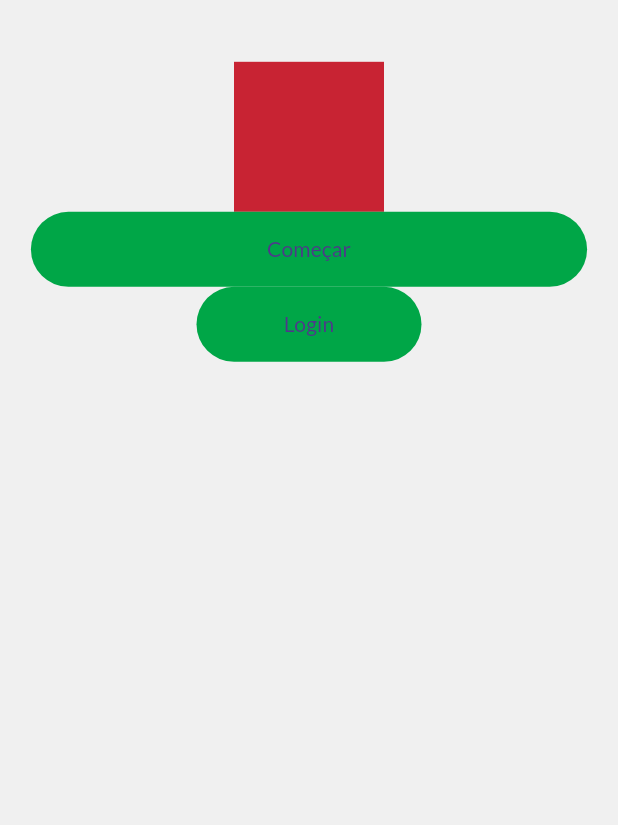
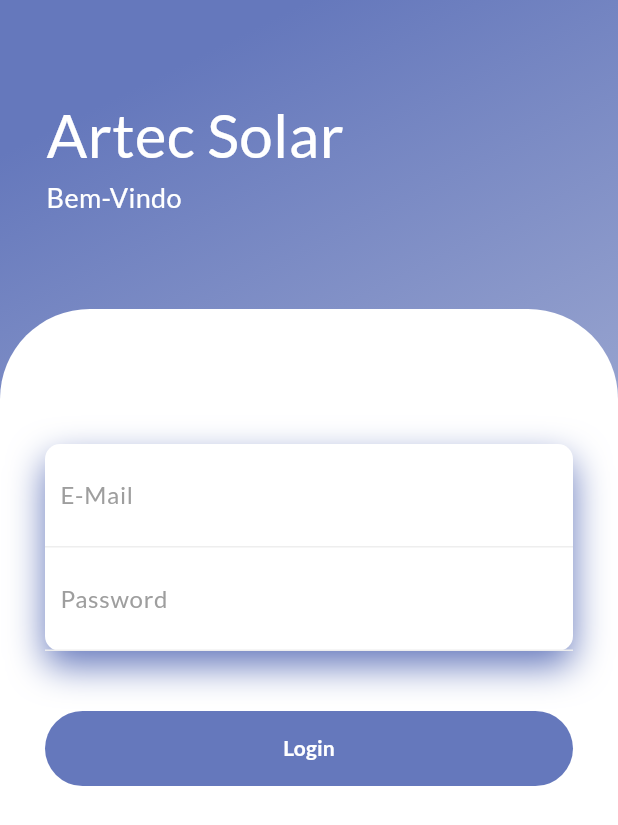
Before and after one commit to Sistema-Artec/SystemApp, a Flutter app: the screen it shows after launch, on a phone screen of 412 x 824 dp. Shown: the top 825 px of the screen. Run offline on Flutter 3.47's test engine with Material 3 defaults, Android fonts, the phone set to English and light mode, and no system bars; our stand-ins replace equatable, flutter_bloc, google_fonts.

Commit message:
tela inicial login (layout)

```diff
--- a/lib/main.dart
+++ b/lib/main.dart
@@ -14,7 +14,7 @@ class MainApp extends StatelessWidget {
   Widget build(BuildContext context) {
     return MaterialApp(
       // debugShowCheckedModeBanner: false,
-      initialRoute: AppRoutes.authenticationScreen,
+      initialRoute: AppRoutes.loginScreen,
       onGenerateRoute: RouteGenerator.generateRoute,
       theme: ThemeData(
         scaffoldBackgroundColor: AppColors.backgroundColor,
--- a/lib/settings/app_colors.dart
+++ b/lib/settings/app_colors.dart
@@ -2,8 +2,8 @@ part of 'app_config.dart';
 
 abstract class AppColors {
   static const Color backgroundColor = Color(0xFFF0F0F0);
+  static const Color primaryColor = Color(0xFF6578bc);
   static const Color yellow = Color(0xFFFFEF08);
   static const Color green = Color(0xFF00A647);
-  static const Color blue = Color(0xFF4556A8);
   static const Color red = Color(0xFFC82333);
 }
--- a/lib/settings/app_routes.dart
+++ b/lib/settings/app_routes.dart
@@ -1,6 +1,5 @@
 part of 'app_config.dart';
 
 abstract class AppRoutes {
-  static const String authenticationScreen = '/';
-  static const String loginScreen = '/login';
+  static const String loginScreen = '/';
 }
--- a/lib/settings/routes/route_generator.dart
+++ b/lib/settings/routes/route_generator.dart
@@ -5,8 +5,6 @@ import 'package:artec_solar_app/src/authentication/authentication.dart';
 class RouteGenerator {
   static Route<dynamic> generateRoute(RouteSettings settings) {
     switch (settings.name) {
-      case AppRoutes.authenticationScreen:
-        return buildRoute(const AuthenticationScreen(), settings: settings);
       case AppRoutes.loginScreen:
         return buildRoute(const LoginScreen(), settings: settings);
       default:
--- a/lib/src/_shared/ui/widgets/custom_button.dart
+++ b/lib/src/_shared/ui/widgets/custom_button.dart
@@ -19,7 +19,7 @@ class CustomButtonWidget extends StatelessWidget {
 
   @override
   Widget build(BuildContext context) {
-    const Color primaryColor = AppColors.green;
+    const Color primaryColor = AppColors.primaryColor;
     return SizedBox(
       width: width ?? 150,
       height: height ?? 50,
@@ -30,7 +30,7 @@ class CustomButtonWidget extends StatelessWidget {
         backgroundColor: primaryColor,
         splashColor: primaryColor,
         shape: RoundedRectangleBorder(
-          borderRadius: BorderRadius.circular(100),
+          borderRadius: BorderRadius.circular(50),
         ),
         child: isLoading ? const CustomLoading() : child,
       ),
--- a/lib/src/authentication/authentication.dart
+++ b/lib/src/authentication/authentication.dart
@@ -1,4 +1,3 @@
-import 'package:flutter/cupertino.dart';
 import 'package:flutter/material.dart';
 import 'package:artec_solar_app/settings/app_config.dart';
 import 'package:artec_solar_app/settings/api/api_client.dart';
@@ -13,5 +12,9 @@ part 'blocs/login_cubit/login_state.dart';
 part 'data/repositories/authentication_repository.dart';
 
 // Screens
-part 'ui/screens/authentication_screen.dart';
 part 'ui/screens/login_screen.dart';
+
+// Widgets
+part 'ui/widgets/login_background_wrapper.dart';
+part 'ui/widgets/login_button.dart';
+part 'ui/widgets/login_header.dart';
--- a/lib/src/authentication/ui/screens/authentication_screen.dart
+++ /dev/null
@@ -1,50 +0,0 @@
-part of '../../authentication.dart';
-
-class AuthenticationScreen extends StatelessWidget {
-  const AuthenticationScreen({super.key});
-
-  @override
-  Widget build(BuildContext context) {
-    return Scaffold(
-      body: SafeArea(
-        child: SizedBox(
-          width: double.infinity,
-          height: double.infinity,
-          child: FractionallySizedBox(
-            widthFactor: .9,
-            heightFactor: .9,
-            child: Column(
-              crossAxisAlignment: CrossAxisAlignment.center,
-              children: [
-                Container(
-                  width: 100,
-                  height: 100,
-                  color: AppColors.red,
-                ),
-                CustomButtonWidget(
-                  width: double.infinity,
-                  child: Text('Começar'),
-                  onPressed: () {
-                    // Navigator.pushNamed(
-                    //   context,
-                    //   AppRoutes.loginScreen,
-                    // );
-                  },
-                ),
-                CustomButtonWidget(
-                  child: Text('Login'),
-                  onPressed: () {
-                    // Navigator.pushNamed(
-                    //   context,
-                    //   AppRoutes.loginScreen,
-                    // );
-                  },
-                ),
-              ],
-            ),
-          ),
-        ),
-      ),
-    );
-  }
-}
--- a/lib/src/authentication/ui/screens/login_screen.dart
+++ b/lib/src/authentication/ui/screens/login_screen.dart
@@ -1,29 +1,89 @@
 part of '../../authentication.dart';
 
 class LoginScreen extends StatelessWidget {
-  static const routeName = '/login';
-
   const LoginScreen({super.key});
 
   @override
   Widget build(BuildContext context) {
     return Scaffold(
-      body: Column(
-        mainAxisAlignment: MainAxisAlignment.center,
-        children: [
-          CustomTextFormField(
-            controller: TextEditingController(),
-            labelText: 'Email',
-          ),
-          CustomTextFormField(
-            controller: TextEditingController(),
-            labelText: 'Senha',
-          ),
-          ElevatedButton(
-            onPressed: () {},
-            child: const Text('Entrar'),
-          ),
-        ],
+      resizeToAvoidBottomInset: false,
+      body: LoginBackgroundWrapper(
+        child: Column(
+          crossAxisAlignment: CrossAxisAlignment.start,
+          children: <Widget>[
+            const Expanded(
+              child: LoginHeader(),
+            ),
+            Expanded(
+              flex: 3,
+              child: Container(
+                decoration: BoxDecoration(
+                    color: Colors.white,
+                    borderRadius: BorderRadius.only(
+                        topLeft: Radius.circular(60),
+                        topRight: Radius.circular(60))),
+                child: Padding(
+                  padding: EdgeInsets.all(30),
+                  child: Column(
+                    children: <Widget>[
+                      SizedBox(
+                        height: 60,
+                      ),
+                      Container(
+                        decoration: BoxDecoration(
+                            color: Colors.white,
+                            borderRadius: BorderRadius.circular(10),
+                            boxShadow: [
+                              BoxShadow(
+                                  color: AppColors.primaryColor,
+                                  blurRadius: 20,
+                                  offset: Offset(0, 10))
+                            ]),
+                        child: Column(
+                          children: <Widget>[
+                            Container(
+                              padding: EdgeInsets.all(10),
+                              decoration: BoxDecoration(
+                                  border: Border(
+                                      bottom: BorderSide(
+                                          color: Colors.grey.shade200))),
+                              child: TextField(
+                                decoration: InputDecoration(
+                                    hintText: "E-Mail",
+                                    hintStyle: TextStyle(color: Colors.grey),
+                                    border: InputBorder.none),
+                              ),
+                            ),
+                            Container(
+                              padding: EdgeInsets.all(10),
+                              decoration: BoxDecoration(
+                                  border: Border(
+                                      bottom: BorderSide(
+                                          color: Colors.grey.shade200))),
+                              child: TextField(
+                                obscureText: true,
+                                decoration: InputDecoration(
+                                    hintText: "Password",
+                                    hintStyle: TextStyle(color: Colors.grey),
+                                    border: InputBorder.none),
+                              ),
+                            ),
+                          ],
+                        ),
+                      ),
+                      SizedBox(
+                        height: 40,
+                      ),
+                      LoginButton(
+                        onPressed: () {},
+                      ),
+                    ],
+                  ),
+                ),
+              ),
+            )
+          ],
+        ),
       ),
     );
   }
--- /dev/null
+++ b/lib/src/authentication/ui/widgets/login_background_wrapper.dart
@@ -0,0 +1,26 @@
+part of '../../authentication.dart';
+
+class LoginBackgroundWrapper extends StatelessWidget {
+  final Widget child;
+  const LoginBackgroundWrapper({
+    required this.child,
+    super.key,
+  });
+
+  @override
+  Widget build(BuildContext context) {
+    return Container(
+      width: double.infinity,
+      decoration: BoxDecoration(
+        gradient: LinearGradient(
+          begin: Alignment.topCenter,
+          colors: [
+            AppColors.primaryColor,
+            AppColors.primaryColor.withOpacity(.5),
+          ],
+        ),
+      ),
+      child: child,
+    );
+  }
+}
--- /dev/null
+++ b/lib/src/authentication/ui/widgets/login_button.dart
@@ -0,0 +1,26 @@
+part of '../../authentication.dart';
+
+class LoginButton extends StatelessWidget {
+  final VoidCallback onPressed;
+  const LoginButton({
+    required this.onPressed,
+    super.key,
+  });
+
+  @override
+  Widget build(BuildContext context) {
+    return CustomButtonWidget(
+      onPressed: onPressed,
+      width: double.infinity,
+      child: const Center(
+        child: Text(
+          "Login",
+          style: TextStyle(
+            color: Colors.white,
+            fontWeight: FontWeight.bold,
+          ),
+        ),
+      ),
+    );
+  }
+}
--- /dev/null
+++ b/lib/src/authentication/ui/widgets/login_header.dart
@@ -0,0 +1,29 @@
+part of '../../authentication.dart';
+
+class LoginHeader extends StatelessWidget {
+  const LoginHeader({super.key});
+
+  @override
+  Widget build(BuildContext context) {
+    return const SizedBox(
+      width: double.infinity,
+      child: FractionallySizedBox(
+        widthFactor: .85,
+        child: Column(
+          mainAxisAlignment: MainAxisAlignment.center,
+          crossAxisAlignment: CrossAxisAlignment.start,
+          children: <Widget>[
+            Text(
+              "Artec Solar",
+              style: TextStyle(color: Colors.white, fontSize: 40),
+            ),
+            Text(
+              "Bem-Vindo",
+              style: TextStyle(color: Colors.white, fontSize: 18),
+            ),
+          ],
+        ),
+      ),
+    );
+  }
+}
```
